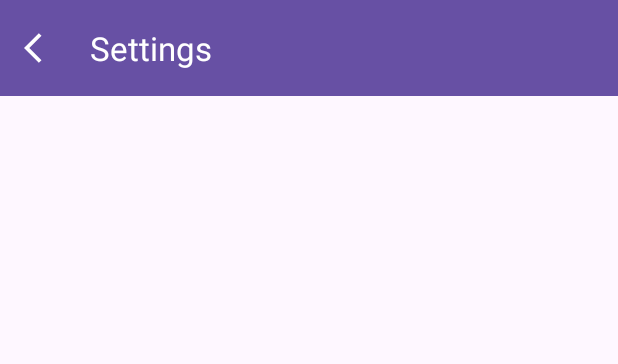
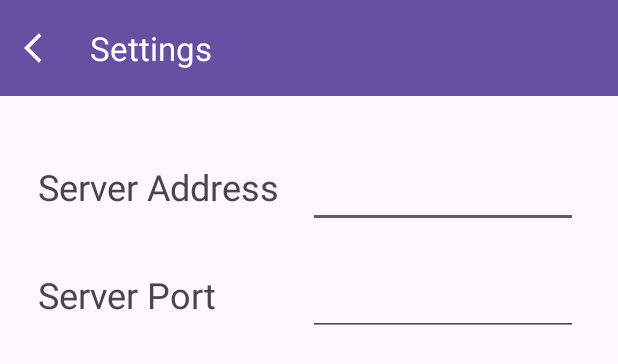
Before and after one commit to stanleyshen2003/multispeaker_transcription, an Android app: the layout setting.xml on its own in the app's theme, with its tools: preview values and no code run, on a phone screen of 412 x 824 dp. Shown: the top 364 px of the screen. Run offline under Robolectric (Android 15) with nearby library versions, the phone set to English and light mode, and no system bars.

Commit message:
new code

```diff
--- a/chatroom_wav/app/src/main/AndroidManifest.xml
+++ b/chatroom_wav/app/src/main/AndroidManifest.xml
@@ -25,6 +25,10 @@
                 <category android:name="android.intent.category.LAUNCHER" />
             </intent-filter>
         </activity>
+        <activity
+            android:name="com.example.chatroom_wav.setting.SettingActivity"
+            android:label="SettingActivity" >
+        </activity>
     </application>
 
 </manifest>
--- a/chatroom_wav/app/src/main/res/layout/setting.xml
+++ b/chatroom_wav/app/src/main/res/layout/setting.xml
@@ -11,12 +11,60 @@
         android:layout_width="match_parent"
         android:layout_height="?attr/actionBarSize"
         android:background="?attr/colorPrimary"
+        app:contentInsetStart="0dp"
+        app:layout_constraintEnd_toEndOf="parent"
+        app:layout_constraintHorizontal_bias="0.0"
+        app:layout_constraintStart_toStartOf="parent"
+        app:layout_constraintTop_toTopOf="parent"
+        app:navigationIcon="@drawable/back"
         app:title="Settings"
-        app:titleTextColor="@color/white"
-        app:navigationIcon="@drawable/back"
-        app:contentInsetStart="0dp"
-        app:layout_constraintTop_toTopOf="parent"
+        app:titleTextColor="@color/white" />
+
+
+
+    <TextView
+        android:id="@+id/ServerAddress"
+        android:layout_width="170dp"
+        android:layout_height="52dp"
+        android:layout_marginStart="25dp"
+        android:layout_marginTop="108dp"
+        android:text="Server Address"
+        android:textSize="24sp"
+
         app:layout_constraintStart_toStartOf="parent"
-        app:layout_constraintEnd_toEndOf="parent"  />
+        app:layout_constraintTop_toTopOf="parent" />
+
+    <EditText
+        android:id="@+id/InputServerAddress"
+        android:layout_width="180dp"
+        android:layout_height="52dp"
+        android:layout_marginStart="10dp"
+        android:layout_marginTop="100dp"
+        android:ems="10"
+        android:inputType="text"
+        app:layout_constraintStart_toEndOf="@+id/ServerAddress"
+        app:layout_constraintTop_toTopOf="parent" />
+
+    <TextView
+        android:id="@+id/ServerPort"
+        android:layout_width="170dp"
+        android:layout_height="wrap_content"
+        android:layout_marginStart="25dp"
+        android:layout_marginTop="20dp"
+        android:text="Server Port"
+        android:textSize="24sp"
+        app:layout_constraintStart_toStartOf="parent"
+        app:layout_constraintTop_toBottomOf="@+id/ServerAddress" />
+
+    <EditText
+        android:id="@+id/InputServerPort"
+        android:layout_width="180dp"
+        android:layout_height="52dp"
+        android:layout_marginStart="10dp"
+        android:layout_marginTop="20dp"
+        android:ems="10"
+        android:inputType="text"
+        app:layout_constraintTop_toBottomOf="@+id/InputServerAddress"
+        app:layout_constraintStart_toEndOf="@+id/ServerPort" />
 
 </androidx.constraintlayout.widget.ConstraintLayout>
```
Also changed, not shown: chatroom_wav/app/src/main/java/com/example/chatroom_wav/MainActivity.kt (+49 -28 lines), chatroom_wav/app/src/main/java/com/example/chatroom_wav/setting/SettingActivity.kt (+41 -1 lines), chatroom_wav/app/src/main/res/layout/activity_main.xml (+19 -1 lines).
